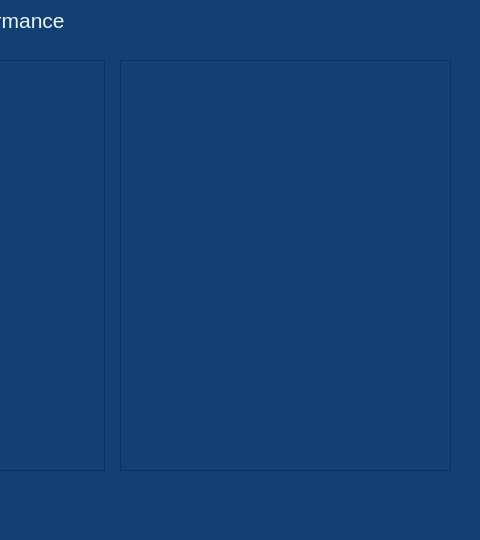
Before: the Qt Designer form testing_menu.ui in Zachve4037/OCR_App, drawn with Qt 5; both pictures show x 600 to 1080 and y 100 to 640 of the 1080 by 640 pixel window.
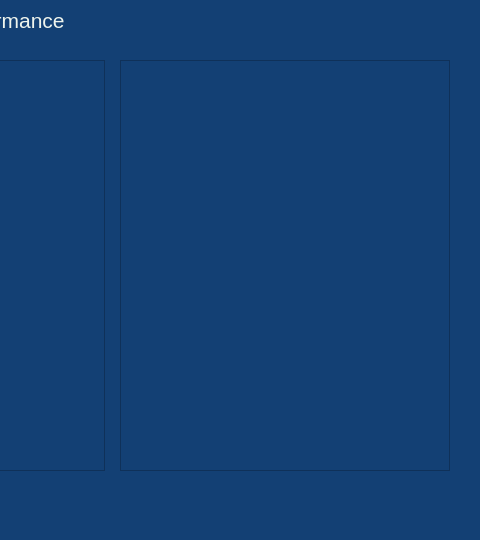
After: the same form once the commit is applied. Custom widgets are drawn as their Qt base class.

What changed in the file:
```diff
--- a/testing_menu.ui
+++ b/testing_menu.ui
@@ -169,16 +169,6 @@
      </rect>
     </property>
    </widget>
-   <widget class="QTextEdit" name="text_edit">
-    <property name="geometry">
-     <rect>
-      <x>720</x>
-      <y>160</y>
-      <width>331</width>
-      <height>411</height>
-     </rect>
-    </property>
-   </widget>
   </widget>
   <widget class="QMenuBar" name="menubar">
    <property name="geometry">
```
